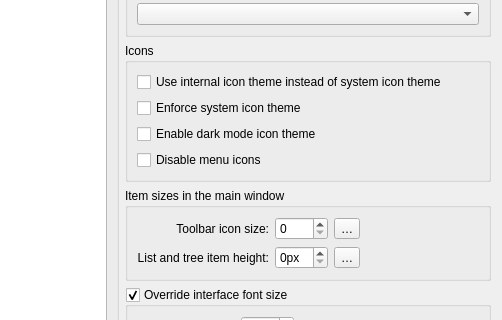
Qt form src/dialogs/settingsdialog.ui (pbek/QOwnNotes) before a commit; both pictures show x 422 to 924 and y 305 to 625 of the 924 by 1207 pixel window.
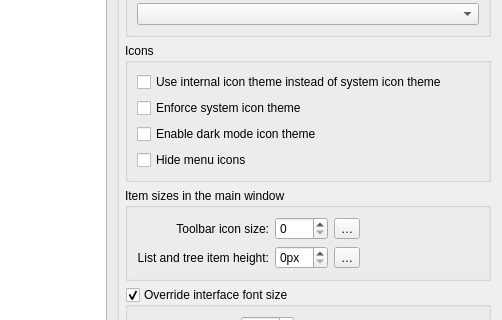
The same form after that commit. The open tabs and pages were chosen to show the change. Icons and pictures are not drawn. Custom widgets are drawn as their Qt base class.

Commit message: updated checkbox desc in UI

```diff
--- a/src/dialogs/settingsdialog.ui
+++ b/src/dialogs/settingsdialog.ui
@@ -3215,7 +3215,7 @@
                         <string>Disable icons in menus as well as the "Find action" dialog. Requires restart to take effect</string>
                        </property>
                        <property name="text">
-                        <string>Disable menu icons</string>
+                        <string>Hide menu icons</string>
                        </property>
                       </widget>
                      </item>
```
Left out of the diff: 2 changed lines with no effect on the pictures.
